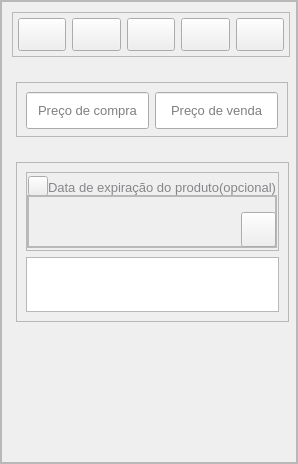
NdondaDaniel2020/SalesManagement, file src/gui/ui/windows/ui_file/cadastro_produto.ui: the form before one commit.
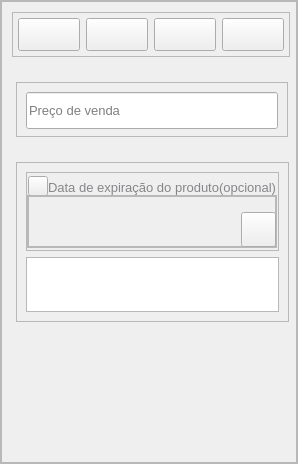
The form after the commit. The open tabs and pages were chosen to show the change. Icons and pictures are not drawn. Custom widgets are drawn as their Qt base class.

Commit message: nova versão do painel de venda

What changed in the file:
```diff
--- a/src/gui/ui/windows/ui_file/cadastro_produto.ui
+++ b/src/gui/ui/windows/ui_file/cadastro_produto.ui
@@ -706,34 +706,6 @@
                 </property>
                </widget>
               </item>
-              <item>
-               <widget class="QPushButton" name="btn_scan">
-                <property name="minimumSize">
-                 <size>
-                  <width>10</width>
-                  <height>33</height>
-                 </size>
-                </property>
-                <property name="font">
-                 <font>
-                  <pointsize>10</pointsize>
-                 </font>
-                </property>
-                <property name="text">
-                 <string/>
-                </property>
-                <property name="icon">
-                 <iconset>
-                  <normaloff>../../../images/svg_icons/icon_qr_code.svg</normaloff>../../../images/svg_icons/icon_qr_code.svg</iconset>
-                </property>
-                <property name="iconSize">
-                 <size>
-                  <width>22</width>
-                  <height>22</height>
-                 </size>
-                </property>
-               </widget>
-              </item>
               <item>
                <widget class="QPushButton" name="btn_camera">
                 <property name="minimumSize">
@@ -1288,27 +1260,6 @@
                 <enum>QFrame::Raised</enum>
                </property>
                <layout class="QHBoxLayout" name="horizontalLayout_14">
-                <item>
-                 <widget class="QLineEdit" name="lineEdit_preco_compra">
-                  <property name="minimumSize">
-                   <size>
-                    <width>0</width>
-                    <height>37</height>
-                   </size>
-                  </property>
-                  <property name="font">
-                   <font>
-                    <pointsize>10</pointsize>
-                   </font>
-                  </property>
-                  <property name="alignment">
-                   <set>Qt::AlignCenter</set>
-                  </property>
-                  <property name="placeholderText">
-                   <string>Preço de compra</string>
-                  </property>
-                 </widget>
-                </item>
                 <item>
                  <widget class="QLineEdit" name="lineEdit_preco_venda">
                   <property name="minimumSize">
@@ -1323,7 +1274,7 @@
                    </font>
                   </property>
                   <property name="alignment">
-                   <set>Qt::AlignCenter</set>
+                   <set>Qt::AlignLeading|Qt::AlignLeft|Qt::AlignVCenter</set>
                   </property>
                   <property name="placeholderText">
                    <string>Preço de venda</string>
```
Left out of the diff: 35 changed lines with no effect on the pictures.
